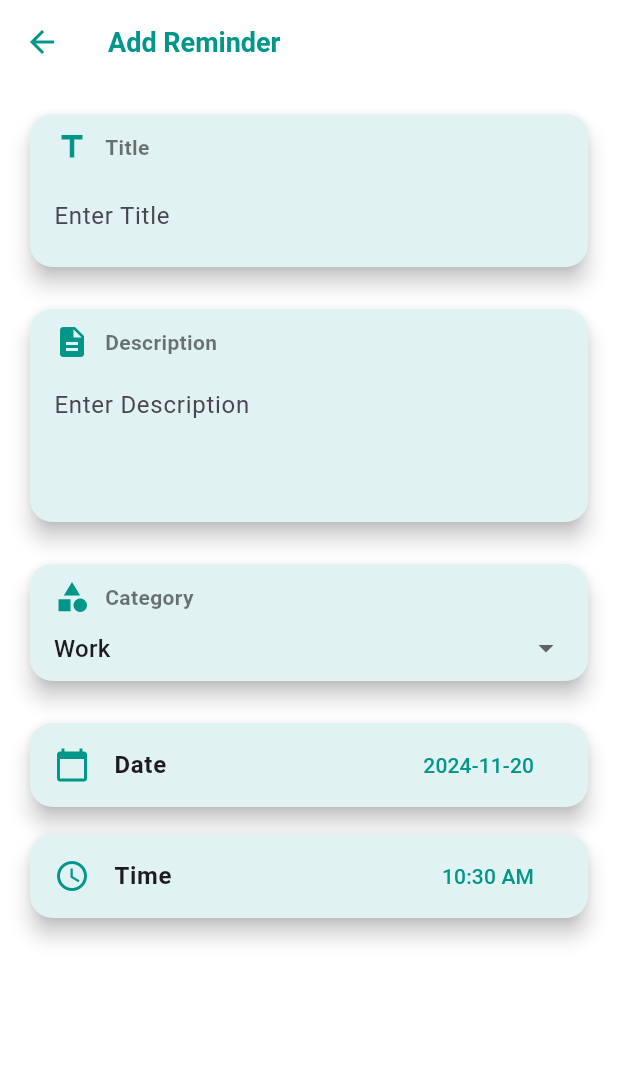
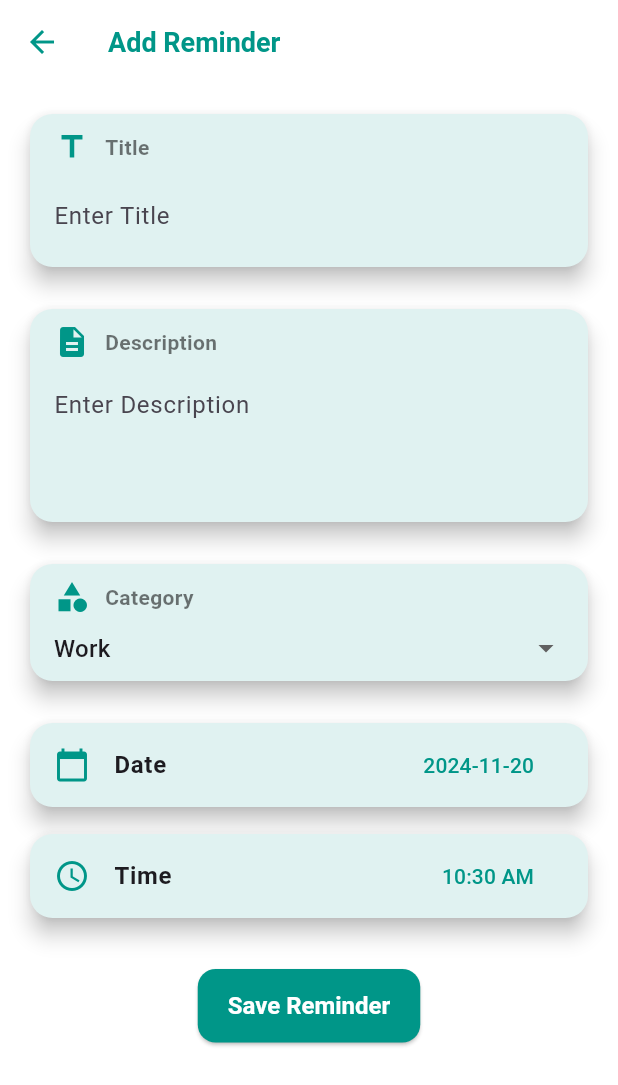
Before and after one commit to mohsenrahmdeli/Flutter_reminder, a Flutter app: the AddEditReminder screen opened directly, on a phone screen of 412 x 824 dp. Shown: the top 1085 px of the screen. Run offline on Flutter 3.47's test engine with Material 3 defaults, Android fonts, the phone set to English and light mode, and no system bars; our stand-ins replace flutter_local_notifications, permission_handler, sqflite, timezone; accounts and stored records are empty; Roboto replaces fonts that are missing (Montserrat).

Commit message:
Update Add Edit Screen

```diff
--- a/lib/screens/add_edit_reminder.dart
+++ b/lib/screens/add_edit_reminder.dart
@@ -125,18 +125,48 @@ class _AddEditReminderState extends State<AddEditReminder> {
                     },
                   ),
                 ),
-                SizedBox(height: 20,),
+                SizedBox(
+                  height: 20,
+                ),
                 _buildDateTimePicker(
                   label: 'Date',
                   icon: Icons.calendar_today,
                   displayValue: DateFormat('yyy-MM-dd').format(_reminderTime),
-                  onPressed: _selectDate),
-                  SizedBox(height: 10,),
+                  onPressed: _selectDate,
+                ),
+                SizedBox(
+                  height: 10,
+                ),
                 _buildDateTimePicker(
                   label: 'Time',
                   icon: Icons.access_time,
                   displayValue: DateFormat('hh:mm a').format(_reminderTime),
-                  onPressed: _selectTime),
+                  onPressed: _selectTime,
+                ),
+                SizedBox(
+                  height: 30,
+                ),
+                Center(
+                  child: ElevatedButton(
+                    style: ElevatedButton.styleFrom(
+                      padding: EdgeInsets.symmetric(
+                        vertical: 15,
+                        horizontal: 20,
+                      ),
+                      shape: RoundedRectangleBorder(
+                        borderRadius: BorderRadius.circular(12),
+                      ),
+                      textStyle: TextStyle(
+                        fontSize: 16,
+                        fontWeight: FontWeight.bold,
+                      ),
+                      backgroundColor: Colors.teal,
+                      foregroundColor: Colors.white,
+                    ),
+                    onPressed: _saveReminder,
+                    child: Text('Save Reminder'),
+                  ),
+                ),
               ],
             ),
           ),
```
